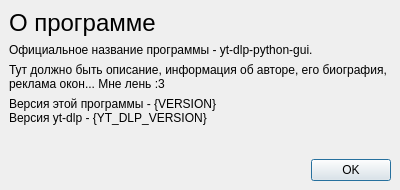
This is ui/about.ui in SeryiBaran/yt-dlp-python-gui as Qt 5 draws it before an edit. The edited form follows.
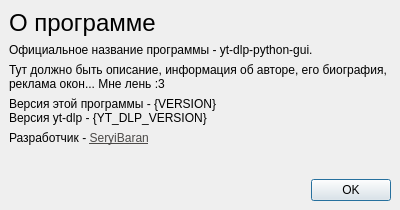
This is the edited form. Icons and pictures are not drawn.

```diff
--- a/ui/about.ui
+++ b/ui/about.ui
@@ -7,7 +7,7 @@
     <x>0</x>
     <y>0</y>
     <width>400</width>
-    <height>190</height>
+    <height>210</height>
    </rect>
   </property>
   <property name="windowTitle">
@@ -83,6 +83,13 @@
         </property>
        </widget>
       </item>
+      <item>
+       <widget class="QLabel" name="label_4">
+        <property name="text">
+         <string>&lt;html&gt;&lt;head/&gt;&lt;body&gt;&lt;p&gt;Разработчик - &lt;a href=&quot;https://seryibaran.github.io&quot;&gt;&lt;span style=&quot; text-decoration: underline; color:#4c4a48;&quot;&gt;SeryiBaran&lt;/span&gt;&lt;/a&gt;&lt;/p&gt;&lt;/body&gt;&lt;/html&gt;</string>
+        </property>
+       </widget>
+      </item>
       <item>
        <spacer name="verticalSpacer">
         <property name="orientation">
```
